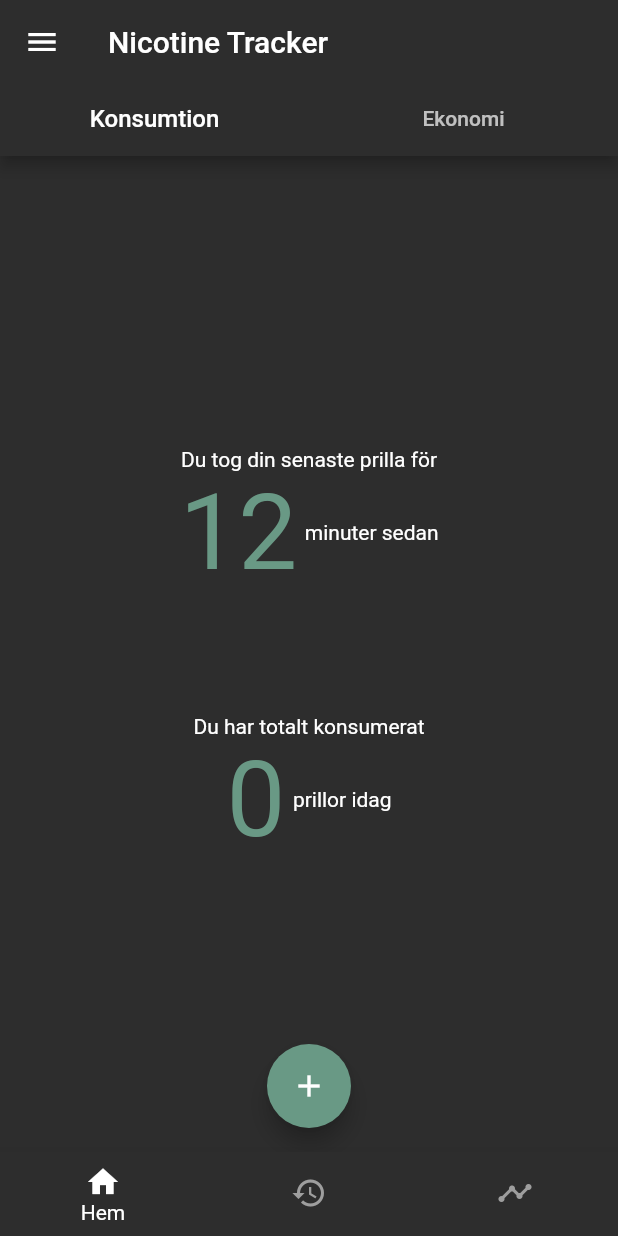
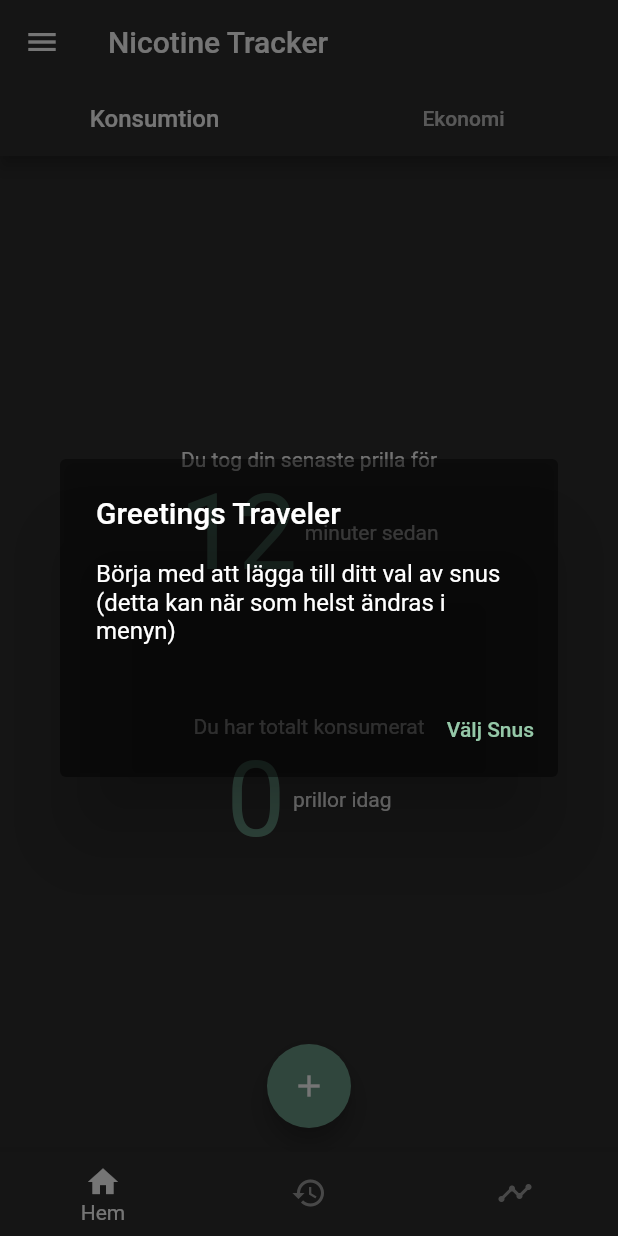
Before and after one commit to gu-tig169-ht21/Grupp10, a Flutter app: the screen it shows after launch, on a phone screen of 412 x 824 dp. Run offline on Flutter 3.47's test engine with Material 2 defaults, Android fonts, the phone set to English and light mode, and no system bars; our stand-ins replace cloud_firestore, firebase_core, firebase_database, fl_chart, google_fonts, shared_preferences; missing offline and left inert: week_of_year; accounts and stored records are empty; statements that could not run were skipped.

Commit message:
lagt till pop-up första gången app startas

```diff
--- a/lib/views/historik.dart
+++ b/lib/views/historik.dart
@@ -1,6 +1,7 @@
 import 'package:flutter/material.dart';
 import 'package:google_fonts/google_fonts.dart';
 import 'package:my_first_app/widgets/w_graf_historik.dart';
+import 'ny_produkt.dart';
 
 class MyHistorikPage extends StatefulWidget {
   const MyHistorikPage({Key? key}) : super(key: key);
--- a/lib/views/home.dart
+++ b/lib/views/home.dart
@@ -4,6 +4,7 @@
 import 'package:flutter/material.dart';
 import 'package:google_fonts/google_fonts.dart';
 import 'package:my_first_app/views/historik.dart';
+import 'package:my_first_app/views/ny_produkt.dart';
 import 'package:my_first_app/views/prognos.dart';
 import '../data/pouch.dart';
 import '../data/dbrepo.dart';
@@ -11,6 +12,7 @@ import 'konsumtion_tab.dart';
 import 'ekonomi_tab.dart';
 import 'bottom_nav.dart';
 import 'show_modal_bottom_sheet.dart';
+import 'package:shared_preferences/shared_preferences.dart';
 
 class MyHomePage extends StatefulWidget {
   const MyHomePage({Key? key}) : super(key: key);
@@ -24,6 +26,8 @@ class _MyHomePageState extends State<MyHomePage> {
   int _costTotalCounter = 2555555;
   int _costTodayCounter = 0;
   final DataRepo dbRepo = DataRepo();
+
+  final appIsFirstLoaded = 'is_first_loaded';
 
   void _incrementCounter() {
     // lägger api-call här så länge - marcus
@@ -55,6 +59,7 @@ class _MyHomePageState extends State<MyHomePage> {
 
   @override
   Widget build(BuildContext context) {
+    Future.delayed(Duration.zero, () => showDialogIfFirstLoaded(context));
     return DefaultTabController(
         length: 2,
         initialIndex: 0,
@@ -101,4 +106,39 @@ class _MyHomePageState extends State<MyHomePage> {
                   : MyPrognosPage(),
         ));
   }
+
+  showDialogIfFirstLoaded(BuildContext context) async {
+    SharedPreferences prefs = await SharedPreferences.getInstance();
+    bool? isFirstLoaded = prefs.getBool(appIsFirstLoaded);
+    if (isFirstLoaded == null) {
+      showDialog(
+          context: context,
+          builder: (BuildContext context) {
+            return AlertDialog(
+              backgroundColor: Colors.black45,
+              title: Text(
+                'Greetings Traveler',
+                style: TextStyle(color: Colors.white),
+              ),
+              content: Text(
+                'Börja med att lägga till ditt val av snus \n(detta kan när som helst ändras i menyn)',
+                style: TextStyle(color: Colors.white),
+              ),
+              actions: <Widget>[
+                TextButton(
+                    child: Text(
+                      'Välj Snus',
+                      style: TextStyle(color: Color(0xff95C8A8)),
+                    ),
+                    onPressed: () {
+                      Navigator.pop(context);
+                      Navigator.push(context,
+                          MaterialPageRoute(builder: (context) => NyProdukt()));
+                      prefs.setBool(appIsFirstLoaded, false);
+                    })
+              ],
+            );
+          });
+    }
+  }
 }
--- a/lib/views/ny_produkt.dart
+++ b/lib/views/ny_produkt.dart
@@ -98,7 +98,6 @@ class _NyProdukt extends State<NyProdukt> {
                 onPressed: () {
                   var snusPris = int.parse(snusController.text);
                   assert(snusPris is int);
-                  //int.parse(snusPris);
                   print(snusPris);
                   Navigator.pop(context);
                 },
--- a/pubspec.yaml
+++ b/pubspec.yaml
@@ -39,6 +39,7 @@ dependencies:
   fl_chart: ^0.40.6
   cloud_firestore: ^3.1.5
   week_of_year: ^2.0.0
+  shared_preferences: ^2.0.11
 
 dev_dependencies:
   flutter_test:
```
Also changed, not shown: pubspec.lock.
